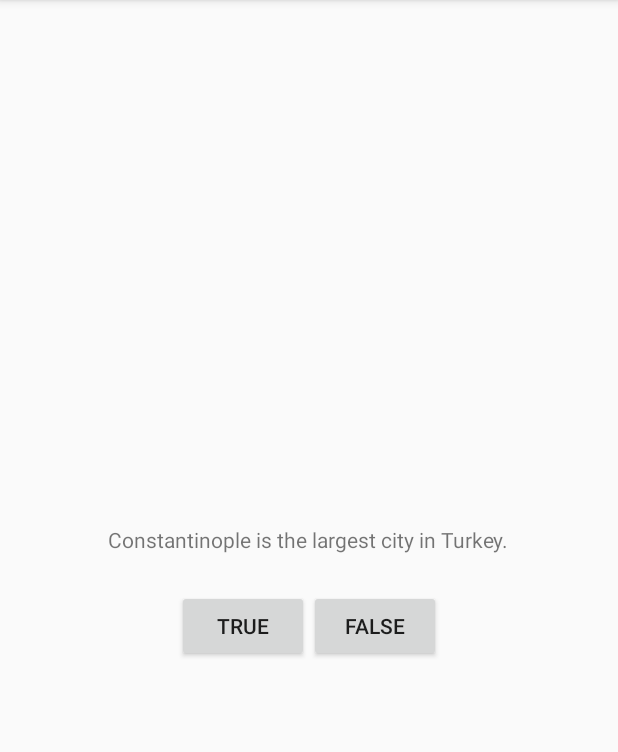
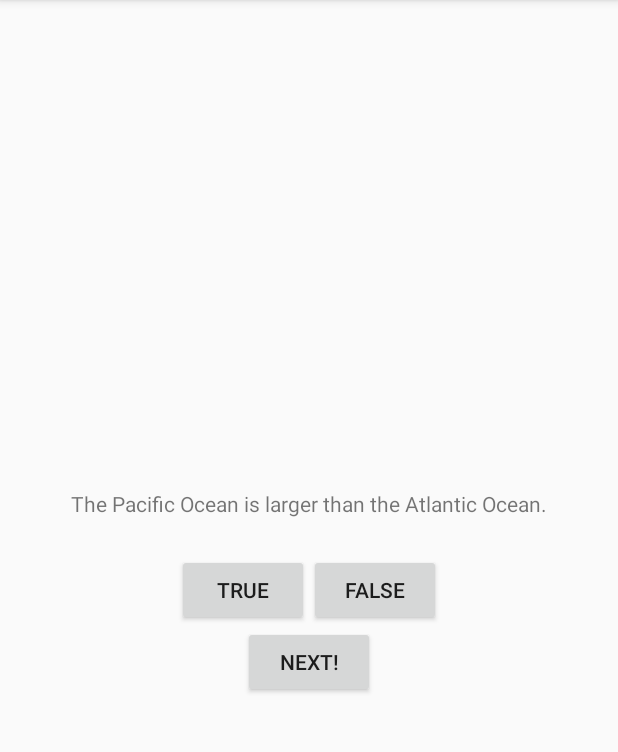
Before and after one commit to EstefaniaGilVaquero/AndroidTheBigNerdRanchGuide2ed, an Android app: the screen it shows after launch (QuizActivity), on a phone screen of 412 x 824 dp, the part 84-836 px from its top. Run offline under Robolectric (Android 15) with nearby library versions, the phone set to English and light mode, and no system bars.

Commit message:
Añadimos un boton next, y un array de preguntas y respuestas.

```diff
--- /dev/null
+++ b/GeoQuiz/app/src/main/java/com/bignerdranch/symbel/geoquiz/Question.java
@@ -0,0 +1,34 @@
+package com.bignerdranch.symbel.geoquiz;
+
+/**
+ * Created by estefi on 21/05/2016.
+ */
+public class Question {
+
+    private int mTextResId;
+    private boolean mAnswerTrue;
+
+    public int getTextResId() {
+        return mTextResId;
+    }
+
+    public void setTextResId(int textResId) {
+        mTextResId = textResId;
+    }
+
+    public boolean isAnswerTrue() {
+        return mAnswerTrue;
+    }
+
+    public void setAnswerTrue(boolean answerTrue) {
+        mAnswerTrue = answerTrue;
+    }
+
+    public Question (int TextResId, boolean AnswerTrue){
+        mTextResId = TextResId;
+        mAnswerTrue = AnswerTrue;
+    }
+
+
+
+}
--- a/GeoQuiz/app/src/main/java/com/bignerdranch/symbel/geoquiz/QuizActivity.java
+++ b/GeoQuiz/app/src/main/java/com/bignerdranch/symbel/geoquiz/QuizActivity.java
@@ -6,17 +6,34 @@ import android.view.Menu;
 import android.view.MenuItem;
 import android.view.View;
 import android.widget.Button;
+import android.widget.TextView;
 import android.widget.Toast;
 
 public class QuizActivity extends AppCompatActivity {
 
     private Button mTrueButton;
     private Button mFalseButton;
+    private Button mNextButton;
+    private TextView mQuestionTextView;
+
+    private Question[] mQuestionBank = new Question[] {
+        new Question(R.string.question_oceans, true),
+        new Question(R.string.question_mideast, false),
+        new Question(R.string.question_africa, false),
+        new Question(R.string.question_americas, true),
+        new Question(R.string.question_asia, true),
+    };
+
+    private int mCurrentIndex = 0;
 
     @Override
     protected void onCreate(Bundle savedInstanceState) {
         super.onCreate(savedInstanceState);
         setContentView(R.layout.activity_quiz);
+
+        mQuestionTextView = (TextView) findViewById(R.id.question_text_view);
+        int question = mQuestionBank[mCurrentIndex].getTextResId();
+        mQuestionTextView.setText(question);
 
         mTrueButton = (Button) findViewById(R.id.true_button);
         mTrueButton.setOnClickListener(new View.OnClickListener(){
@@ -30,6 +47,16 @@ public class QuizActivity extends AppCompatActivity {
             @Override
             public void onClick(View v){
                 Toast.makeText(QuizActivity.this, R.string.correct_toast, Toast.LENGTH_SHORT).show();
+            }
+        });
+
+        mNextButton = (Button) findViewById(R.id.next_button);
+        mNextButton.setOnClickListener(new View.OnClickListener(){
+            @Override
+            public void onClick(View v){
+                mCurrentIndex = (mCurrentIndex + 1) % mQuestionBank.length;
+                int question = mQuestionBank[mCurrentIndex].getTextResId();
+                mQuestionTextView.setText(question);
             }
         });
     }
--- a/GeoQuiz/app/src/main/res/layout/activity_quiz.xml
+++ b/GeoQuiz/app/src/main/res/layout/activity_quiz.xml
@@ -5,10 +5,10 @@
     android:gravity="center"
     android:orientation="vertical" >
     <TextView
+        android:id="@+id/question_text_view"
         android:layout_width="wrap_content"
         android:layout_height="wrap_content"
-        android:padding="24dp"
-        android:text="@string/question_text" />
+        android:padding="24dp" />
     <LinearLayout
         android:layout_width="wrap_content"
         android:layout_height="wrap_content"
@@ -24,4 +24,9 @@
             android:layout_height="wrap_content"
             android:text="@string/false_button" />
     </LinearLayout>
+    <Button
+        android:id="@+id/next_button"
+        android:layout_width="wrap_content"
+        android:layout_height="wrap_content"
+        android:text="@string/next_button" />
 </LinearLayout>
--- a/GeoQuiz/app/src/main/res/values/strings.xml
+++ b/GeoQuiz/app/src/main/res/values/strings.xml
@@ -1,9 +1,14 @@
 <resources>
     <string name="app_name">GeoQuiz</string>
-<string name="question_text">Constantinople is the largest city in Turkey.</string>
     <string name="true_button">True</string>
     <string name="false_button">False</string>
     <string name="correct_toast">Correct!</string>
     <string name="incorrect_toast">Incorrect!</string>
+    <string name="next_button">Next!</string>
     <string name="action_settings">Settings</string>
+    <string name="question_oceans">The Pacific Ocean is larger than the Atlantic Ocean.</string>
+    <string name="question_mideast">The Suez Canal connects the Red Sea and the Indian Ocean.</string>
+    <string name="question_africa">The source of the Nile River is in Egypt.</string>
+    <string name="question_americas">The Amazon River is the longest river in the Americas.</string>
+    <string name="question_asia">Lake Baikal is the world\'s oldest and deepest freshwater lake.</string>
 </resources>
```
